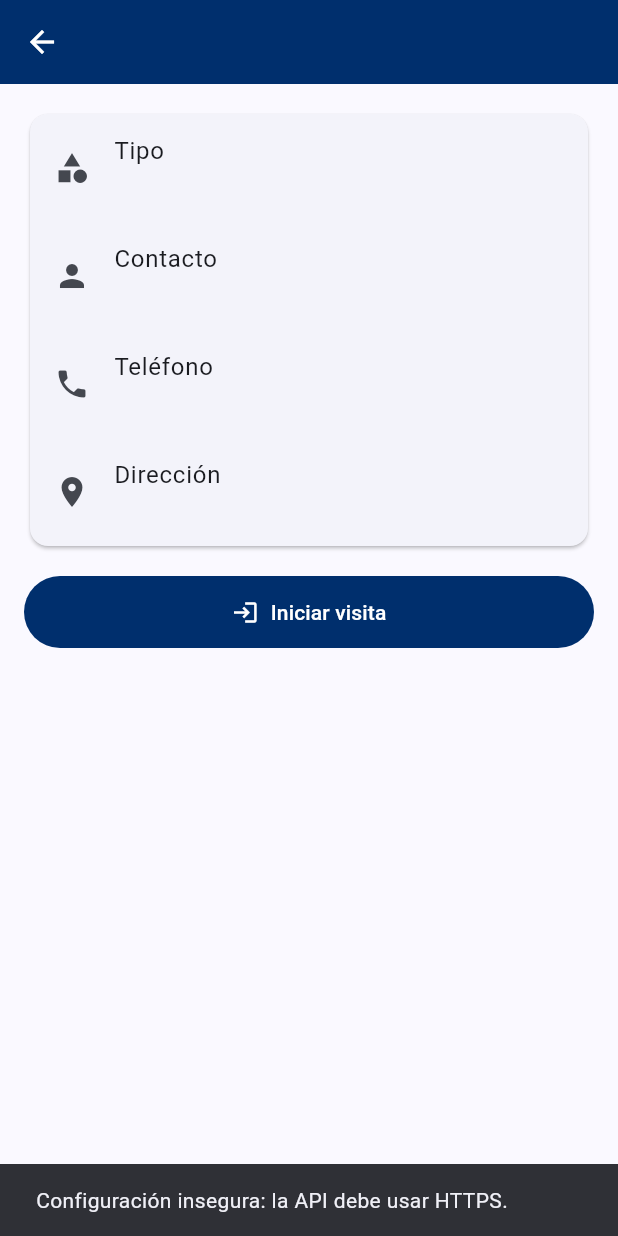
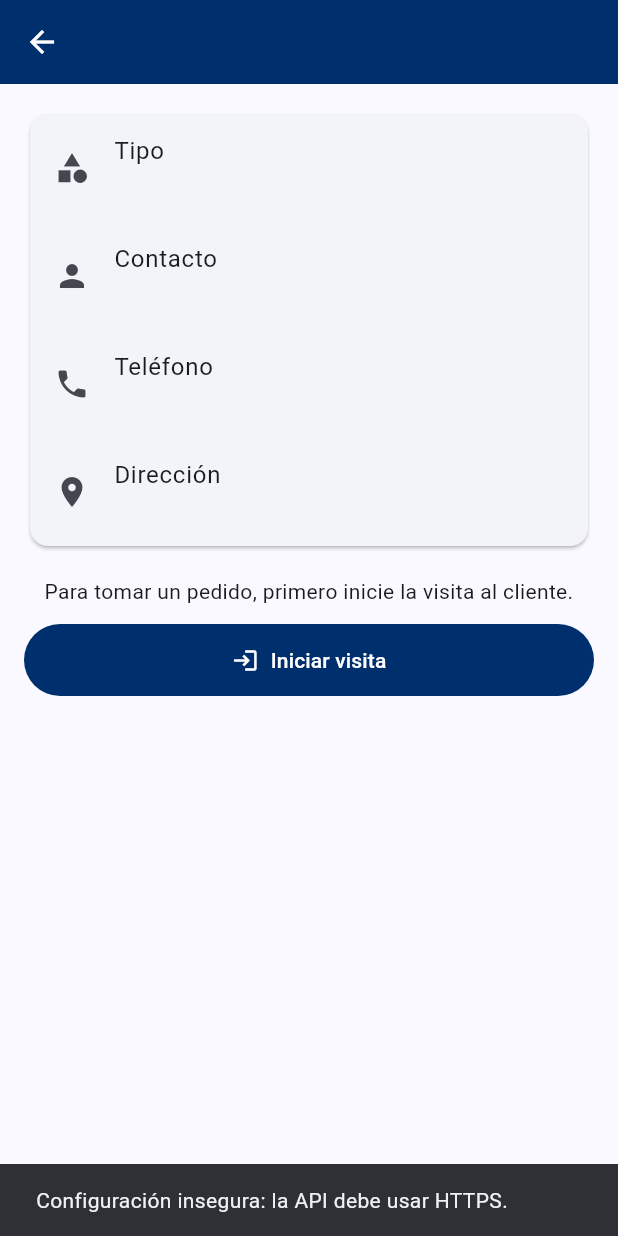
Before and after one commit to jmonterrosos5-lgtm/mafry-api, a Flutter app: the ClienteScreen screen opened directly with empty values, after a tap on "Iniciar visita", on a phone screen of 412 x 824 dp. Run offline on Flutter 3.47's test engine with Material 3 defaults, Android fonts, the phone set to English and light mode, and no system bars; our stand-ins replace flutter_secure_storage; accounts and stored records are empty.

Commit message:
Botón Nuevo pedido y retomar visita en curso

```diff
--- a/mafry_movil/lib/screens/cliente_screen.dart
+++ b/mafry_movil/lib/screens/cliente_screen.dart
@@ -6,8 +6,11 @@ import 'nuevo_pedido_screen.dart';
 
 /// Detalle de cliente y flujo de visita: iniciar → tomar pedido → finalizar.
 class ClienteScreen extends StatefulWidget {
-  const ClienteScreen({super.key, required this.cliente});
+  const ClienteScreen({super.key, required this.cliente, this.tomarPedido = false});
   final Map<String, dynamic> cliente;
+
+  /// Si es true (botón "Nuevo pedido"), inicia o retoma la visita y abre el pedido directamente.
+  final bool tomarPedido;
 
   @override
   State<ClienteScreen> createState() => _ClienteScreenState();
@@ -17,7 +20,48 @@ class _ClienteScreenState extends State<ClienteScreen> {
   int? _idVisita;
   int _pedidosEnVisita = 0;
   bool _ocupado = false;
+  bool _cargandoVisita = true;
   final _obs = TextEditingController();
+
+  @override
+  void initState() {
+    super.initState();
+    _prepararVisita();
+  }
+
+  /// Retoma la visita de hoy que quedó en curso para este cliente (por ejemplo, si el
+  /// vendedor salió de la pantalla), para no obligarlo a iniciar otra.
+  Future<void> _prepararVisita() async {
+    try {
+      final visitas = await Api.instancia.get('/api/visitas') as List;
+      final n = DateTime.now();
+      String dos(int x) => x.toString().padLeft(2, '0');
+      final hoy = '${n.year}-${dos(n.month)}-${dos(n.day)}';
+      for (final v in visitas.cast<Map<String, dynamic>>()) {
+        if (v['id_cliente'] == widget.cliente['id_cliente'] &&
+            v['estado'] == 'en_curso' &&
+            '${v['fecha_visita']}'.startsWith(hoy)) {
+          _idVisita = v['id_visita'] as int;
+          break;
+        }
+      }
+    } on ApiException {
+      // Sin visitas previas o sin conexión: se muestra el botón "Iniciar visita".
+    }
+    if (!mounted) return;
+    setState(() => _cargandoVisita = false);
+    if (widget.tomarPedido) {
+      if (_idVisita == null) await _iniciarVisita();
+      if (_idVisita != null && mounted) await _tomarPedido();
+    }
+  }
+
+  Future<void> _tomarPedido() async {
+    final ok = await Navigator.of(context).push<bool>(MaterialPageRoute(
+      builder: (_) => NuevoPedidoScreen(idVisita: _idVisita!, cliente: widget.cliente['nombre_negocio'] ?? ''),
+    ));
+    if (ok == true && mounted) setState(() => _pedidosEnVisita++);
+  }
 
   @override
   void dispose() {
@@ -78,14 +122,20 @@ class _ClienteScreenState extends State<ClienteScreen> {
           ]),
         ),
         const SizedBox(height: 16),
-        if (_idVisita == null)
+        if (_cargandoVisita)
+          const Center(child: Padding(padding: EdgeInsets.all(16), child: CircularProgressIndicator()))
+        else if (_idVisita == null) ...[
+          const Padding(
+            padding: EdgeInsets.only(bottom: 12),
+            child: Text('Para tomar un pedido, primero inicie la visita al cliente.', textAlign: TextAlign.center),
+          ),
           FilledButton.icon(
             onPressed: _ocupado ? null : _iniciarVisita,
             icon: const Icon(Icons.login),
             label: const Text('Iniciar visita'),
             style: FilledButton.styleFrom(padding: const EdgeInsets.symmetric(vertical: 14)),
-          )
-        else ...[
+          ),
+        ] else ...[
           Container(
             padding: const EdgeInsets.all(12),
             decoration: BoxDecoration(color: rojoMafry.withAlpha(26), borderRadius: BorderRadius.circular(8)),
@@ -94,14 +144,7 @@ class _ClienteScreenState extends State<ClienteScreen> {
           const SizedBox(height: 12),
           FilledButton.icon(
             style: FilledButton.styleFrom(backgroundColor: rojoMafry, padding: const EdgeInsets.symmetric(vertical: 14)),
-            onPressed: _ocupado
-                ? null
-                : () async {
-                    final ok = await Navigator.of(context).push<bool>(MaterialPageRoute(
-                      builder: (_) => NuevoPedidoScreen(idVisita: _idVisita!, cliente: c['nombre_negocio'] ?? ''),
-                    ));
-                    if (ok == true) setState(() => _pedidosEnVisita++);
-                  },
+            onPressed: _ocupado ? null : _tomarPedido,
             icon: const Icon(Icons.add_shopping_cart),
             label: const Text('Tomar pedido'),
           ),
```
Also changed, not shown: mafry_movil/lib/screens/home_screen.dart (+13 -1 lines), mafry_movil/lib/screens/seleccionar_cliente_screen.dart (added, +88 -0 lines).
